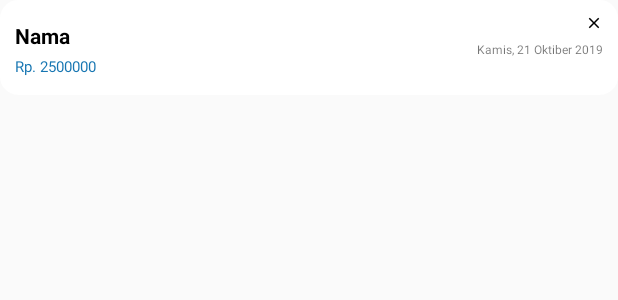
After one commit to arifsetia/pengeluaranHarianAndroid, an Android app: the layout row_list.xml on its own in the app's theme, with its tools: preview values and no code run, on a phone screen of 412 x 824 dp. The commit adds this screen. Shown: the top 300 px of the screen. Run offline under Robolectric (Android 15) with nearby library versions, the phone set to English and light mode, and no system bars.

Commit message:
add recycler view

```diff
--- a/app/src/main/AndroidManifest.xml
+++ b/app/src/main/AndroidManifest.xml
@@ -1,6 +1,8 @@
 <?xml version="1.0" encoding="utf-8"?>
 <manifest xmlns:android="http://schemas.android.com/apk/res/android"
     package="id.my.cariberas.pengeluaranharian">
+
+
 
     <application
         android:allowBackup="true"
--- /dev/null
+++ b/app/src/main/res/drawable/ic_close_black_24dp.xml
@@ -0,0 +1,9 @@
+<vector xmlns:android="http://schemas.android.com/apk/res/android"
+        android:width="24dp"
+        android:height="24dp"
+        android:viewportWidth="24.0"
+        android:viewportHeight="24.0">
+    <path
+        android:fillColor="#FF000000"
+        android:pathData="M19,6.41L17.59,5 12,10.59 6.41,5 5,6.41 10.59,12 5,17.59 6.41,19 12,13.41 17.59,19 19,17.59 13.41,12z"/>
+</vector>
--- a/app/src/main/res/layout/activity_tambah_pengeluaran.xml
+++ b/app/src/main/res/layout/activity_tambah_pengeluaran.xml
@@ -57,7 +57,7 @@
             android:background="@drawable/layout_edittext"
             android:layout_marginBottom="20dp"
             android:padding="10dp"
-            android:id="@+id/editText1"
+            android:id="@+id/btnTanggalTambah"
             />
 
         <Button
@@ -70,7 +70,8 @@
             android:textSize="18dp"
             android:textStyle="bold"
             android:paddingTop="15dp"
-            android:paddingBottom="15dp"/>
+            android:paddingBottom="15dp"
+            android:id="@+id/btnSimpan"/>
     </LinearLayout>
 
 </androidx.constraintlayout.widget.ConstraintLayout>
--- /dev/null
+++ b/app/src/main/res/layout/row_list.xml
@@ -0,0 +1,63 @@
+<?xml version="1.0" encoding="utf-8"?>
+<LinearLayout xmlns:android="http://schemas.android.com/apk/res/android"
+    android:orientation="vertical"
+    android:layout_width="fill_parent"
+    android:layout_height="wrap_content"
+    android:padding="10dp"
+    android:background="@drawable/header_white"
+    android:layout_marginBottom="50dp">
+
+    <LinearLayout
+        android:layout_width="wrap_content"
+        android:layout_height="wrap_content"
+        android:orientation="vertical">
+        <TextView
+            android:id="@+id/tPengeluaran"
+            android:layout_width="280dp"
+            android:layout_height="wrap_content"
+            android:paddingBottom="2dip"
+            android:paddingTop="4dip"
+            android:textSize="14sp"
+            android:textStyle="bold"
+            android:textColor="#000000"
+            android:text="Nama"
+            />
+        <TextView
+            android:id="@+id/tHarga"
+            android:layout_width="wrap_content"
+            android:layout_height="wrap_content"
+            android:paddingBottom="2dp"
+            android:paddingTop="2dp"
+            android:textColor="@color/blueColor"
+            android:textSize="10sp"
+            android:text="Rp. 2500000"/>
+    </LinearLayout>
+    <LinearLayout
+        android:layout_width="wrap_content"
+        android:layout_height="wrap_content"
+        android:orientation="vertical"
+        android:layout_alignParentRight="true"
+        android:layout_gravity="right"
+        android:layout_marginTop="-50dp"
+        >
+        <ImageView
+            android:layout_width="12dp"
+            android:layout_height="wrap_content"
+            android:src="@drawable/ic_close_black_24dp"
+            android:layout_alignParentRight="true"
+            android:layout_gravity="right"
+            />
+        <TextView
+            android:id="@+id/tTanggal"
+            android:layout_width="wrap_content"
+            android:layout_height="wrap_content"
+            android:textSize="8sp"
+            android:text="Kamis, 21 Oktiber 2019"
+            />
+
+
+
+    </LinearLayout>
+
+
+</LinearLayout>
--- /dev/null
+++ b/app/src/main/res/layout/row_list_pengeluaran.xml
@@ -0,0 +1,6 @@
+<?xml version="1.0" encoding="utf-8"?>
+<LinearLayout xmlns:android="http://schemas.android.com/apk/res/android"
+    android:layout_width="match_parent"
+    android:layout_height="match_parent">
+
+</LinearLayout>
```
Also changed, not shown: app/src/main/java/id/my/cariberas/pengeluaranharian/DatabaseAdapter.java (added, +100 -0 lines), app/src/main/java/id/my/cariberas/pengeluaranharian/DatabaseHelper.java (added, +37 -0 lines), app/src/main/java/id/my/cariberas/pengeluaranharian/Grocery.java (added, +42 -0 lines), app/src/main/java/id/my/cariberas/pengeluaranharian/GroceryRecyclerViewAdapter.java (added, +56 -0 lines), app/src/main/java/id/my/cariberas/pengeluaranharian/MainActivity.java (+79 -19 lines), app/src/main/java/id/my/cariberas/pengeluaranharian/TambahPengeluaranActivity.java (+44 -3 lines), app/src/main/res/drawable/ic_clear_black_24dp.xml (added, +9 -0 lines), app/src/main/res/layout/activity_main.xml (+35 -30 lines).
